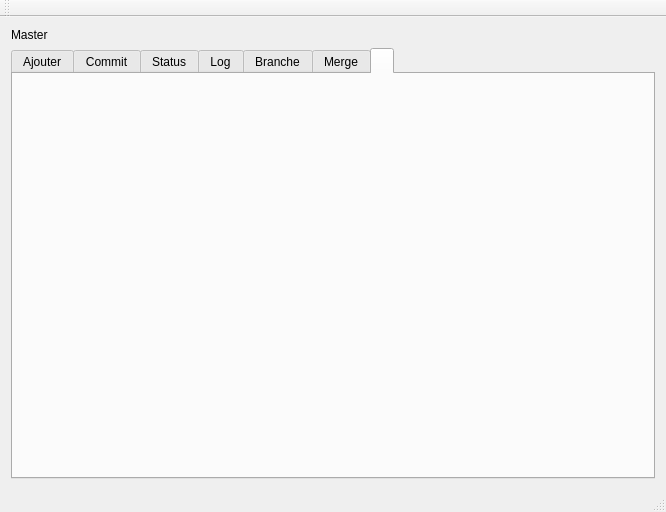
First picture: the form in main_window.ui, repository AntoninLoubiere/GitGui, before the edit.
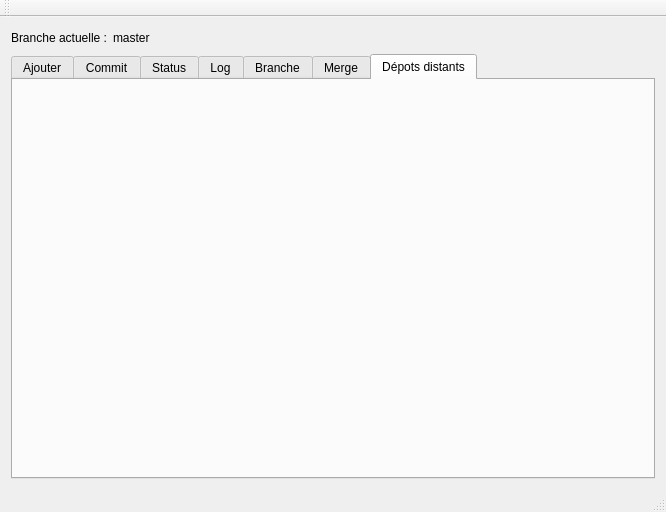
Second picture: the form after the edit.

Commit message: Update ui (add label before branch label and name last tab)

```diff
--- a/main_window.ui
+++ b/main_window.ui
@@ -16,11 +16,35 @@
   <widget class="QWidget" name="centralWidget">
    <layout class="QVBoxLayout" name="verticalLayout">
     <item>
+     <layout class="QHBoxLayout" name="horizontalLayout_4">
+      <item>
+       <widget class="QLabel" name="label">
+        <property name="text">
+         <string>Branche actuelle :</string>
+        </property>
+       </widget>
+      </item>
+      <item>
      <widget class="QLabel" name="branchLabel">
       <property name="text">
-       <string>Master</string>
-      </property>
-     </widget>
+         <string>master</string>
+        </property>
+       </widget>
+      </item>
+      <item>
+       <spacer name="horizontalSpacer_5">
+        <property name="orientation">
+         <enum>Qt::Horizontal</enum>
+        </property>
+        <property name="sizeHint" stdset="0">
+         <size>
+          <width>40</width>
+          <height>20</height>
+         </size>
+        </property>
+       </spacer>
+      </item>
+     </layout>
     </item>
     <item>
      <widget class="QTabWidget" name="tabWidget">
@@ -263,7 +287,7 @@
       </widget>
       <widget class="QWidget" name="RemoteTab">
        <attribute name="title">
-        <string/>
+        <string>Dépots distants</string>
        </attribute>
       </widget>
      </widget>
```
Lines whose indentation alone changed are shown as unchanged.
